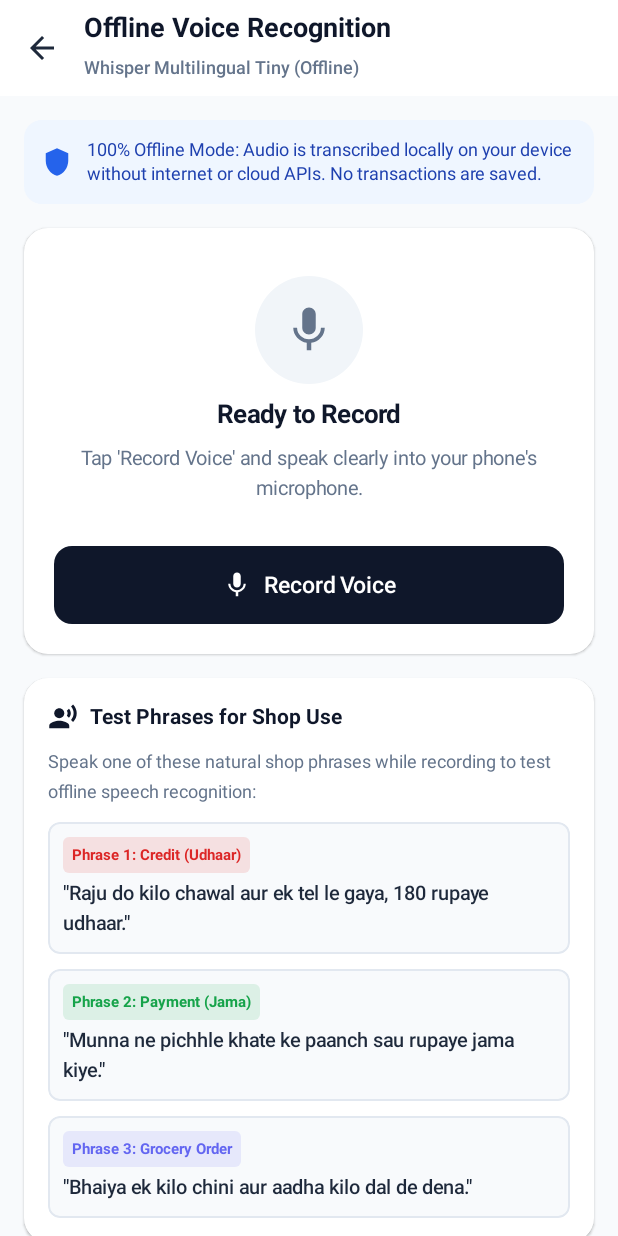
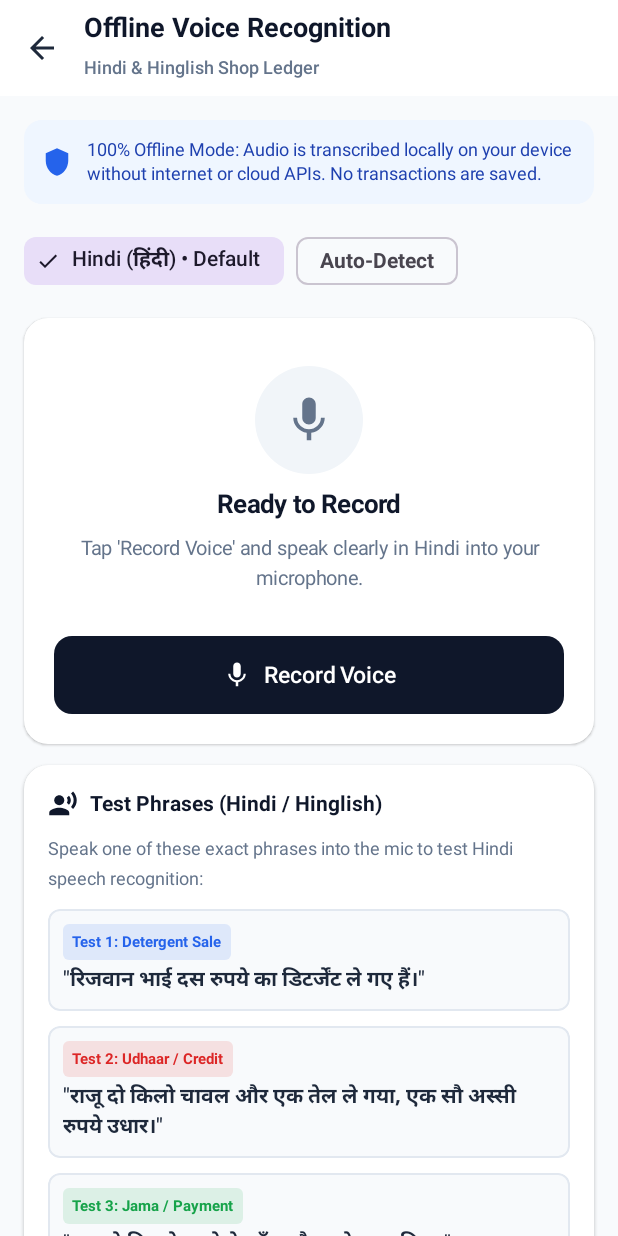
Before and after one commit to sahilexplainer12-eng/Dukan-ai, an Android app built with Jetpack Compose: the composable VoiceTestScreen shown on its own in the app's theme, on a phone screen of 412 x 824 dp. Run offline under Robolectric (Android 15) with nearby library versions, the phone set to English and light mode, and no system bars; libraries missing offline, so code that uses them is left out: com.k2fsa.sherpa.

Commit message:
Fix: Configure official multilingual Whisper model with explicit Hindi transcription (language=hi) and Devanagari output

```diff
--- a/app/src/main/java/com/dukaanai/app/ui/screens/VoiceTestScreen.kt
+++ b/app/src/main/java/com/dukaanai/app/ui/screens/VoiceTestScreen.kt
@@ -5,7 +5,6 @@ import android.content.pm.PackageManager
 import android.widget.Toast
 import androidx.activity.compose.rememberLauncherForActivityResult
 import androidx.activity.result.contract.ActivityResultContracts
-import androidx.compose.animation.AnimatedVisibility
 import androidx.compose.animation.core.*
 import androidx.compose.foundation.background
 import androidx.compose.foundation.border
@@ -53,6 +52,7 @@ fun VoiceTestScreen(
     val recorder = viewModel.audioRecorder
     val recordingStatus by recorder.status.collectAsState()
     val transcribeState by viewModel.speechToTextEngine.state.collectAsState()
+    val currentLanguage by viewModel.speechToTextEngine.currentLanguage.collectAsState()
 
     var hasPermission by remember {
         mutableStateOf(
@@ -92,7 +92,7 @@ fun VoiceTestScreen(
                             color = BrandPrimary
                         )
                         Text(
-                            text = "Whisper Multilingual Tiny (Offline)",
+                            text = "Hindi & Hinglish Shop Ledger",
                             fontSize = 12.sp,
                             color = Color(0xFF64748B)
                         )
@@ -123,7 +123,7 @@ fun VoiceTestScreen(
                 .padding(innerPadding)
                 .verticalScroll(rememberScrollState())
                 .padding(16.dp),
-            verticalArrangement = Arrangement.spacedBy(16.dp)
+            verticalArrangement = Arrangement.spacedBy(14.dp)
         ) {
             // Safety Info Banner
             Card(
@@ -150,6 +150,35 @@ fun VoiceTestScreen(
                         lineHeight = 16.sp
                     )
                 }
+            }
+
+            // Language Selection Chips
+            Row(
+                modifier = Modifier.fillMaxWidth(),
+                horizontalArrangement = Arrangement.spacedBy(8.dp),
+                verticalAlignment = Alignment.CenterVertically
+            ) {
+                FilterChip(
+                    selected = currentLanguage == "hi",
+                    onClick = { viewModel.setSttLanguage("hi") },
+                    label = {
+                        Text("Hindi (हिंदी) • Default", fontWeight = FontWeight.SemiBold)
+                    },
+                    leadingIcon = if (currentLanguage == "hi") {
+                        { Icon(Icons.Default.Check, contentDescription = null, modifier = Modifier.size(16.dp)) }
+                    } else null
+                )
+
+                FilterChip(
+                    selected = currentLanguage == "",
+                    onClick = { viewModel.setSttLanguage("") },
+                    label = {
+                        Text("Auto-Detect")
+                    },
+                    leadingIcon = if (currentLanguage == "") {
+                        { Icon(Icons.Default.Check, contentDescription = null, modifier = Modifier.size(16.dp)) }
+                    } else null
+                )
             }
 
             // Main Recording Card
@@ -313,7 +342,7 @@ fun VoiceTestScreen(
                 )
             }
 
-            // Real Shopkeeper Test Phrases Card
+            // Official Hindi Kirana Shop Test Phrases Card
             Card(
                 colors = CardDefaults.cardColors(containerColor = Color.White),
                 shape = RoundedCornerShape(16.dp),
@@ -335,7 +364,7 @@ fun VoiceTestScreen(
                         )
                         Spacer(modifier = Modifier.width(8.dp))
                         Text(
-                            text = "Test Phrases for Shop Use",
+                            text = "Test Phrases (Hindi / Hinglish)",
                             fontSize = 14.sp,
                             fontWeight = FontWeight.Bold,
                             color = BrandPrimary
@@ -343,27 +372,33 @@ fun VoiceTestScreen(
                     }
 
                     Text(
-                        text = "Speak one of these natural shop phrases while recording to test offline speech recognition:",
+                        text = "Speak one of these exact phrases into the mic to test Hindi speech recognition:",
                         fontSize = 12.sp,
                         color = Color(0xFF64748B)
                     )
 
                     TestPhraseItem(
-                        tag = "Phrase 1: Credit (Udhaar)",
-                        phrase = "Raju do kilo chawal aur ek tel le gaya, 180 rupaye udhaar.",
+                        tag = "Test 1: Detergent Sale",
+                        phrase = "रिजवान भाई दस रुपये का डिटर्जेंट ले गए हैं।",
+                        tagColor = Color(0xFF2563EB)
+                    )
+
+                    TestPhraseItem(
+                        tag = "Test 2: Udhaar / Credit",
+                        phrase = "राजू दो किलो चावल और एक तेल ले गया, एक सौ अस्सी रुपये उधार।",
                         tagColor = CreditRed
                     )
 
                     TestPhraseItem(
-                        tag = "Phrase 2: Payment (Jama)",
-                        phrase = "Munna ne pichhle khate ke paanch sau rupaye jama kiye.",
+                        tag = "Test 3: Jama / Payment",
+                        phrase = "मुन्ना ने पिछले खाते के पाँच सौ रुपये जमा किए।",
                         tagColor = PaymentGreen
                     )
 
                     TestPhraseItem(
-                        tag = "Phrase 3: Grocery Order",
-                        phrase = "Bhaiya ek kilo chini aur aadha kilo dal de dena.",
-                        tagColor = Color(0xFF6366F1)
+                        tag = "Test 4: Grocery Order",
+                        phrase = "भैया एक किलो चीनी और आधा किलो दाल दे देना।",
+                        tagColor = Color(0xFF7C3AED)
                     )
                 }
             }
@@ -403,7 +438,7 @@ private fun TranscribedResultCard(
                     )
                     Spacer(modifier = Modifier.width(8.dp))
                     Text(
-                        text = "Recognized Text (STT)",
+                        text = "Recognized Hindi Text",
                         fontSize = 14.sp,
                         fontWeight = FontWeight.Bold,
                         color = BrandPrimary
@@ -419,7 +454,7 @@ private fun TranscribedResultCard(
                             .padding(horizontal = 8.dp, vertical = 3.dp)
                     ) {
                         Text(
-                            text = "Offline • $secText",
+                            text = "Hindi • $secText",
                             fontSize = 11.sp,
                             fontWeight = FontWeight.SemiBold,
                             color = PaymentGreen
@@ -451,7 +486,7 @@ private fun TranscribedResultCard(
                         )
                         Spacer(modifier = Modifier.width(12.dp))
                         Text(
-                            text = "Loading offline Whisper model...",
+                            text = "Loading offline multilingual Whisper model...",
                             fontSize = 13.sp,
                             fontWeight = FontWeight.Medium,
                             color = Color(0xFF64748B)
@@ -473,7 +508,7 @@ private fun TranscribedResultCard(
                         )
                         Spacer(modifier = Modifier.width(12.dp))
                         Text(
-                            text = "Transcribing offline... Please wait.",
+                            text = "Transcribing Hindi offline... Please wait.",
                             fontSize = 13.sp,
                             fontWeight = FontWeight.Medium,
                             color = Color(0xFF64748B)
@@ -481,7 +516,7 @@ private fun TranscribedResultCard(
                     }
                 }
                 is TranscribeState.Success -> {
-                    // Transcript Text Box
+                    // Transcript Text Box (Devanagari Hindi)
                     Box(
                         modifier = Modifier
                             .fillMaxWidth()
@@ -492,10 +527,10 @@ private fun TranscribedResultCard(
                     ) {
                         Text(
                             text = state.text,
-                            fontSize = 15.sp,
+                            fontSize = 16.sp,
                             fontWeight = FontWeight.SemiBold,
                             color = Color(0xFF0F172A),
-                            lineHeight = 22.sp
+                            lineHeight = 24.sp
                         )
                     }
 
@@ -595,7 +630,7 @@ private fun IdleRecordingView() {
         )
 
         Text(
-            text = "Tap 'Record Voice' and speak clearly into your phone's microphone.",
+            text = "Tap 'Record Voice' and speak clearly in Hindi into your microphone.",
             fontSize = 13.sp,
             color = Color(0xFF64748B),
             textAlign = TextAlign.Center
@@ -879,9 +914,10 @@ private fun TestPhraseItem(
         }
         Text(
             text = "\"$phrase\"",
-            fontSize = 13.sp,
-            fontWeight = FontWeight.Medium,
-            color = Color(0xFF1E293B)
+            fontSize = 14.sp,
+            fontWeight = FontWeight.SemiBold,
+            color = Color(0xFF1E293B),
+            lineHeight = 20.sp
         )
     }
 }
--- a/app/src/main/java/com/dukaanai/app/ui/viewmodel/AppViewModel.kt
+++ b/app/src/main/java/com/dukaanai/app/ui/viewmodel/AppViewModel.kt
@@ -224,6 +224,10 @@ class AppViewModel(application: Application) : AndroidViewModel(application) {
         speechToTextEngine.clear()
     }
 
+    fun setSttLanguage(code: String) {
+        speechToTextEngine.setTargetLanguage(code)
+    }
+
     override fun onCleared() {
         super.onCleared()
         audioRecorder.clear()
```
Also changed, not shown: app/src/main/java/com/dukaanai/app/audio/SherpaSpeechToTextEngine.kt (+63 -28 lines), 2 other files.
